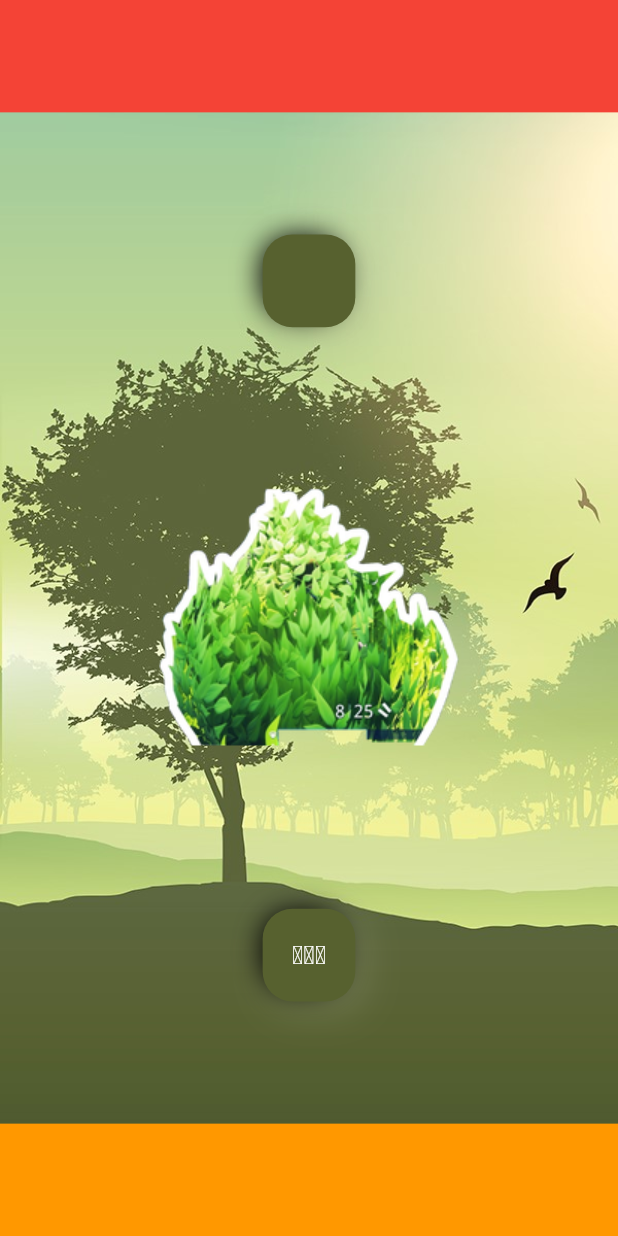
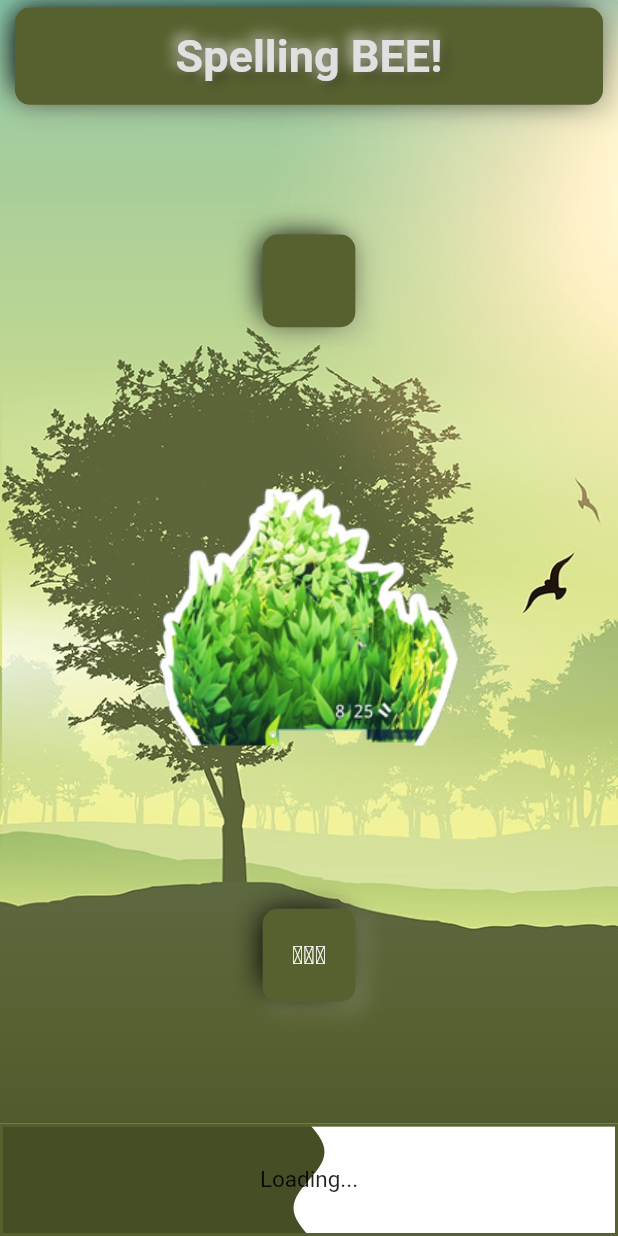
Before and after one commit to CodingWithTashi/TibetanLanguageLearningApp, a Flutter app: the SpellingBeePage screen opened by its route, on a phone screen of 412 x 824 dp. Run offline on Flutter 3.47's test engine with Material 2 defaults, Android fonts, the phone set to English and light mode, and no system bars; drawn by our look-alikes of liquid_progress_indicator; our stand-ins replace animated_text_kit, bloc, equatable, firebase_core, firebase_crashlytics, flutter_bloc and 7 more; missing offline and left inert: painter; accounts and stored records are empty; generated files the repository leaves out were written again; Roboto replaces fonts that are missing (jomolhari).

Commit message:
reduce radius, liquid indicator added

```diff
--- a/lib/presentation/game/spelling_bee/spelling_bee_page.dart
+++ b/lib/presentation/game/spelling_bee/spelling_bee_page.dart
@@ -1,6 +1,7 @@
 import 'dart:math';
 
 import 'package:flutter/material.dart';
+import 'package:liquid_progress_indicator/liquid_progress_indicator.dart';
 import 'package:provider/provider.dart';
 import 'package:tibetan_language_learning_app/model/verb.dart';
 import 'package:tibetan_language_learning_app/presentation/game/spelling_bee/provider/spelling_bee_provider.dart';
@@ -22,6 +23,8 @@ class _SpellingBeePageState extends State<SpellingBeePage> {
   List<Verb> _verbList = AppConstant.verbsList;
   late List<String> _characterList, _dropCharacterList;
   late Verb selectedVerb;
+  double total = 10.0;
+  double currentValue = 0.0;
   @override
   void initState() {
     //_generateWord();
@@ -89,7 +92,29 @@ class _SpellingBeePageState extends State<SpellingBeePage> {
   _getHeader() => Expanded(
         flex: 1,
         child: Container(
-          color: Colors.red,
+          margin: EdgeInsets.symmetric(horizontal: 10, vertical: 5),
+          decoration: ApplicationUtil.getBoxDecorationOne(context),
+          width: double.infinity,
+          height: 80,
+          child: Center(
+            child: Text(
+              'Spelling BEE!',
+              style: TextStyle(
+                  fontWeight: FontWeight.bold,
+                  fontSize: 30,
+                  shadows: [
+                    Shadow(
+                        offset: Offset(3, 3),
+                        color: Colors.black38,
+                        blurRadius: 10),
+                    Shadow(
+                        offset: Offset(-3, -3),
+                        color: Colors.white.withOpacity(0.65),
+                        blurRadius: 10)
+                  ],
+                  color: Colors.grey.shade300),
+            ),
+          ),
         ),
       );
 
@@ -135,7 +160,20 @@ class _SpellingBeePageState extends State<SpellingBeePage> {
   _getProgressIndicator() => Expanded(
         flex: 1,
         child: Container(
-          color: Colors.orange,
+          child: LiquidLinearProgressIndicator(
+            value: 0.5, // Defaults to 0.5.
+            valueColor: AlwaysStoppedAnimation(
+              Theme.of(context).primaryColorDark,
+            ), // Defaults to the current Theme's accentColor.
+            backgroundColor: Colors
+                .white, // Defaults to the current Theme's backgroundColor.
+            borderColor: Theme.of(context).primaryColor,
+            borderWidth: 2.0,
+            //borderRadius: 10.0,
+            direction: Axis
+                .horizontal, // The direction the liquid moves (Axis.vertical = bottom to top, Axis.horizontal = left to right). Defaults to Axis.horizontal.
+            center: Text("Loading..."),
+          ),
         ),
       );
 }
--- a/lib/util/application_util.dart
+++ b/lib/util/application_util.dart
@@ -12,13 +12,13 @@ class ApplicationUtil {
   static getBoxDecorationOne(BuildContext context) {
     return BoxDecoration(
       color: Theme.of(context).primaryColor,
-      borderRadius: BorderRadius.circular(20),
+      borderRadius: BorderRadius.circular(10),
       boxShadow: [
         BoxShadow(
             color: Theme.of(context).primaryColorLight.withOpacity(0.3),
             offset: Offset(5, 5),
             spreadRadius: 3,
-            blurRadius: 20),
+            blurRadius: 10),
         BoxShadow(
             color: Colors.black,
             offset: Offset(-5, -3),
@@ -31,13 +31,13 @@ class ApplicationUtil {
   static getBoxDecorationTwo(BuildContext context) {
     return BoxDecoration(
       color: Colors.white,
-      borderRadius: BorderRadius.circular(20),
+      borderRadius: BorderRadius.circular(10),
       boxShadow: [
         BoxShadow(
             color: Colors.white70.withOpacity(0.3),
             offset: Offset(5, 5),
             spreadRadius: 3,
-            blurRadius: 20),
+            blurRadius: 10),
         BoxShadow(
             color: Colors.black,
             offset: Offset(-5, -3),
--- a/pubspec.yaml
+++ b/pubspec.yaml
@@ -30,6 +30,7 @@ dependencies:
   firebase_analytics: 9.1.8
   shared_preferences: 2.0.6
   provider:
+  liquid_progress_indicator: ^0.4.0
 
   flutter_localizations:
     sdk: flutter
```
Also changed, not shown: lib/presentation/game/spelling_bee/provider/spelling_bee_provider.dart (+16 -16 lines), pubspec.lock.
